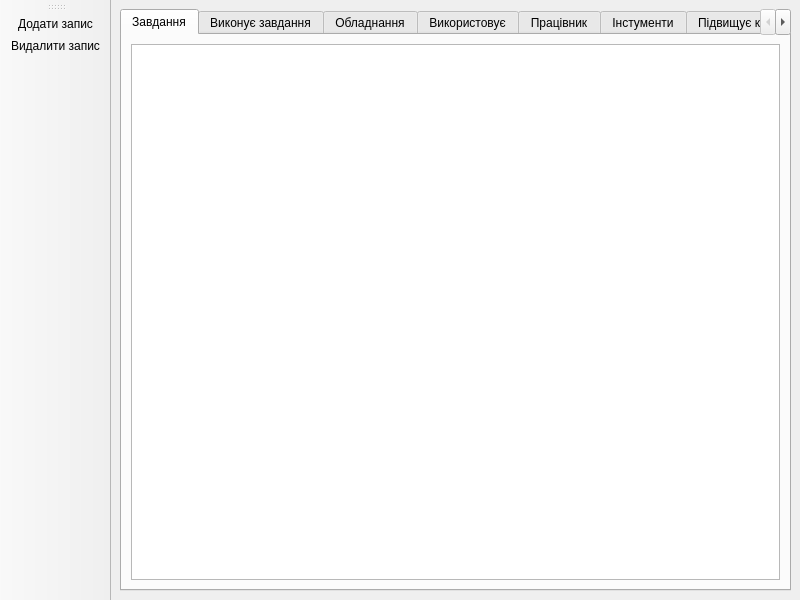
This is LabWork/DataBase/5Lab/mainwindow.ui in AndriiBash/DDMA_Practic as Qt 5 draws it before an edit. The edited form follows.
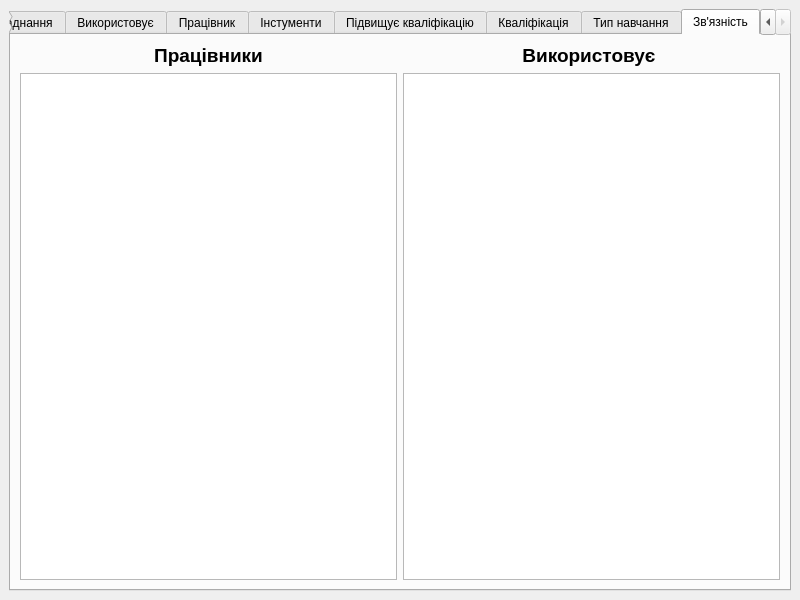
This is the edited form. The open tabs and pages were chosen to show the change.

What changed in the file:
```diff
--- a/LabWork/DataBase/5Lab/mainwindow.ui
+++ b/LabWork/DataBase/5Lab/mainwindow.ui
@@ -17,6 +17,9 @@
    <layout class="QHBoxLayout" name="horizontalLayout">
     <item>
      <widget class="QTabWidget" name="tabWidget">
+      <property name="tabShape">
+       <enum>QTabWidget::Rounded</enum>
+      </property>
       <property name="currentIndex">
        <number>0</number>
       </property>
@@ -146,23 +149,98 @@
         </item>
        </layout>
       </widget>
+      <widget class="QWidget" name="tab_10">
+       <attribute name="title">
+        <string>Зв'язність</string>
+       </attribute>
+       <layout class="QVBoxLayout" name="verticalLayout">
+        <item>
+         <widget class="QFrame" name="frame_2">
+          <property name="styleSheet">
+           <string notr="true">QFrame#frame_2
+{
+	border: 0px;
+}</string>
+          </property>
+          <property name="frameShape">
+           <enum>QFrame::StyledPanel</enum>
+          </property>
+          <property name="frameShadow">
+           <enum>QFrame::Raised</enum>
+          </property>
+          <layout class="QHBoxLayout" name="horizontalLayout_12">
+           <property name="leftMargin">
+            <number>0</number>
+           </property>
+           <property name="topMargin">
+            <number>0</number>
+           </property>
+           <property name="rightMargin">
+            <number>0</number>
+           </property>
+           <property name="bottomMargin">
+            <number>0</number>
+           </property>
+           <item>
+            <widget class="QLabel" name="label">
+             <property name="text">
+              <string>&lt;html&gt;&lt;head/&gt;&lt;body&gt;&lt;p align=&quot;center&quot;&gt;&lt;span style=&quot; font-size:14pt; font-weight:700;&quot;&gt;Працівники&lt;/span&gt;&lt;/p&gt;&lt;/body&gt;&lt;/html&gt;</string>
+             </property>
+            </widget>
+           </item>
+           <item>
+            <widget class="QLabel" name="label_2">
+             <property name="text">
+              <string>&lt;html&gt;&lt;head/&gt;&lt;body&gt;&lt;p align=&quot;center&quot;&gt;&lt;span style=&quot; font-size:14pt; font-weight:700;&quot;&gt;Використовує &lt;/span&gt;&lt;/p&gt;&lt;/body&gt;&lt;/html&gt;</string>
+             </property>
+            </widget>
+           </item>
+          </layout>
+         </widget>
+        </item>
+        <item>
+         <widget class="QFrame" name="frame">
+          <property name="styleSheet">
+           <string notr="true">QFrame#frame
+{
+	border: 0px;
+}
+</string>
+          </property>
+          <property name="frameShape">
+           <enum>QFrame::StyledPanel</enum>
+          </property>
+          <property name="frameShadow">
+           <enum>QFrame::Raised</enum>
+          </property>
+          <layout class="QHBoxLayout" name="horizontalLayout_11">
+           <property name="leftMargin">
+            <number>0</number>
+           </property>
+           <property name="topMargin">
+            <number>0</number>
+           </property>
+           <property name="rightMargin">
+            <number>0</number>
+           </property>
+           <property name="bottomMargin">
+            <number>0</number>
+           </property>
+           <item>
+            <widget class="QTableView" name="tableView_10"/>
+           </item>
+           <item>
+            <widget class="QTableView" name="tableView_11"/>
+           </item>
+          </layout>
+         </widget>
+        </item>
+       </layout>
+      </widget>
      </widget>
     </item>
    </layout>
   </widget>
-  <widget class="QToolBar" name="toolBar">
-   <property name="windowTitle">
-    <string>toolBar</string>
-   </property>
-   <attribute name="toolBarArea">
-    <enum>LeftToolBarArea</enum>
-   </attribute>
-   <attribute name="toolBarBreak">
-    <bool>false</bool>
-   </attribute>
-   <addaction name="AddRowAction"/>
-   <addaction name="DeleteRowAction"/>
-  </widget>
   <action name="AddRowAction">
    <property name="text">
     <string>Додати запис</string>
```
